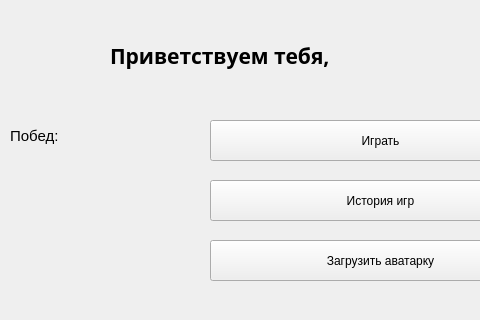
The window that profileWin.ui (fleron19/PygameProject) describes before a commit, drawn with Qt 5; both pictures show x 0 to 480 and y 0 to 320 of the 800 by 604 pixel window.
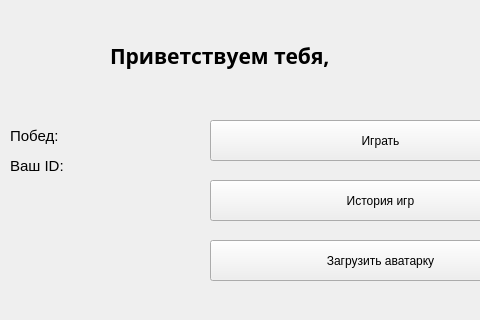
The same window after the commit. Icons and pictures are not drawn.

Commit message: Улучшено окно результатов игр, скруглены кнопки

The edit to the form file:
```diff
--- a/profileWin.ui
+++ b/profileWin.ui
@@ -108,8 +108,8 @@
    <widget class="QLabel" name="Bal">
     <property name="geometry">
      <rect>
-      <x>30</x>
-      <y>150</y>
+      <x>70</x>
+      <y>120</y>
       <width>61</width>
       <height>31</height>
      </rect>
@@ -136,6 +136,42 @@
      <string>Загрузить аватарку</string>
     </property>
    </widget>
+   <widget class="QLabel" name="label_2">
+    <property name="geometry">
+     <rect>
+      <x>10</x>
+      <y>150</y>
+      <width>91</width>
+      <height>31</height>
+     </rect>
+    </property>
+    <property name="font">
+     <font>
+      <pointsize>11</pointsize>
+     </font>
+    </property>
+    <property name="text">
+     <string>Ваш ID:</string>
+    </property>
+   </widget>
+   <widget class="QLabel" name="id">
+    <property name="geometry">
+     <rect>
+      <x>70</x>
+      <y>150</y>
+      <width>61</width>
+      <height>31</height>
+     </rect>
+    </property>
+    <property name="font">
+     <font>
+      <pointsize>10</pointsize>
+     </font>
+    </property>
+    <property name="text">
+     <string/>
+    </property>
+   </widget>
   </widget>
   <widget class="QMenuBar" name="menubar">
    <property name="geometry">
```
The commit also changes 6 other files.
